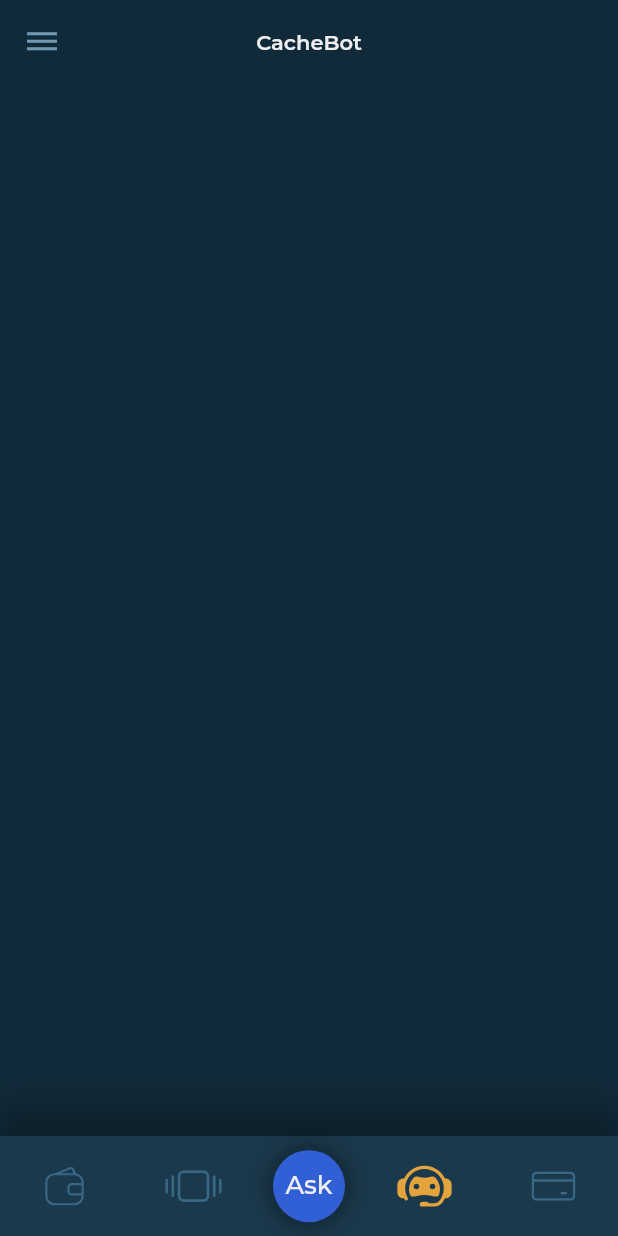
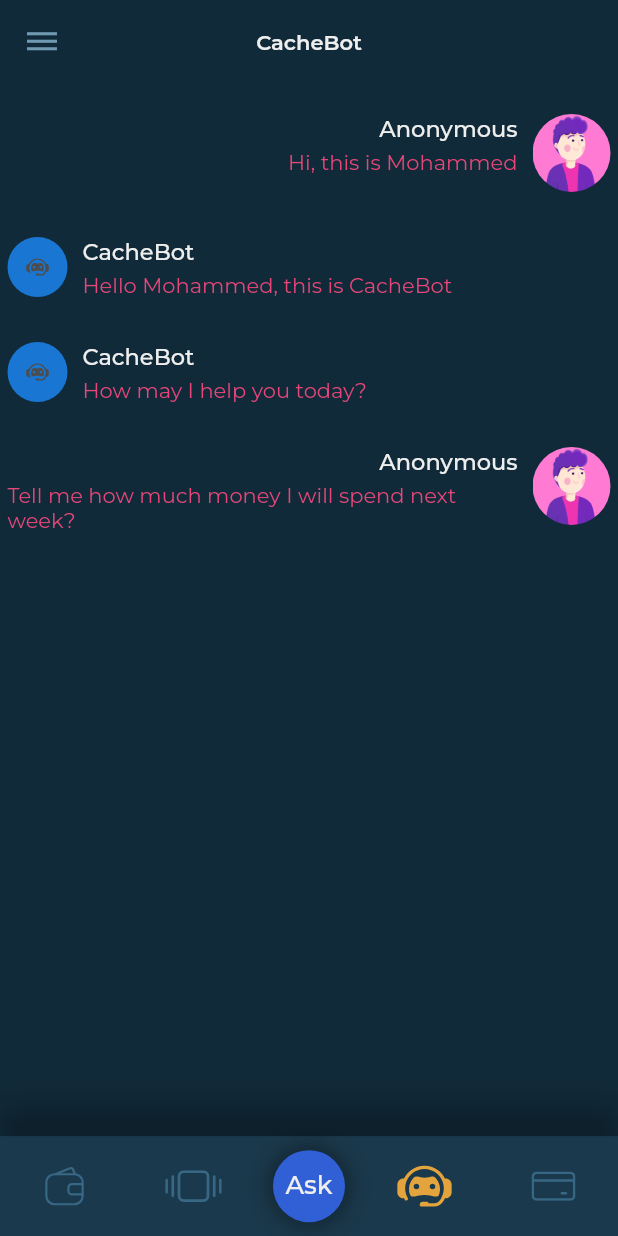
Before and after one commit to kzms-org/cache, a Flutter app: the ChatbotPage screen opened by its route, on a phone screen of 412 x 824 dp. Run offline on Flutter 3.47's test engine with Material 2 defaults, Android fonts, the light colour scheme and no system bars; drawn by our look-alikes of focused_menu; our stand-ins replace cloud_firestore, file_picker, firebase_auth, firebase_core, firebase_storage, flutter_modular and 4 more; missing offline and left inert: cloud_firestore_web, firebase_auth_web, firebase_core_web, firebase_storage_web, google_sign_in_web, image_picker_for_web and 1 more; accounts and stored records are empty; generated files the repository leaves out were written again.

Commit message:
working chatbot page, just need to improve design issues and database connection

```diff
--- a/lib/app/modules/database/database.dart
+++ b/lib/app/modules/database/database.dart
@@ -23,18 +23,29 @@
   Future<void> addUserToDatabase(String email, String username) async{
     print("in addUserToDataBase");
     return await userCollection.doc(uid).set({
+      'uid': this.uid,
      'name': username,
      'email': email,
      'username': username,
      'registerDate': DateTime.now(),
+     'firstName':"",
+     'lastName': "",
+     'DateOfBirth':DateTime.utc(1998,12,2),
     });
   }
 
   // Upload transactions
   Future<void> uploadTransactions() async {
-    // return await transactionsCollection.doc(uid).set({
-    //   'transactionID': ,
-    // });
+    return await transactionsCollection.doc(uid).set({
+      'transactionID': "",
+      'description': "",
+      'transactionType': "",
+      'transactionCategory': "",
+      ''
+      'amount': "",
+    });
   }
 
+
+
 }
--- a/lib/app/modules/wallet/chatbot/chatbot_page.dart
+++ b/lib/app/modules/wallet/chatbot/chatbot_page.dart
@@ -2,7 +2,6 @@
 import 'package:flutter_modular/flutter_modular.dart';
 import 'package:flutter_svg/svg.dart';
 import 'package:focused_menu/modals.dart';
-
 import 'package:google_fonts/google_fonts.dart';
 import 'package:cache/play_ui/play_ui.dart';
 import 'package:cache/play_ui/text_widget/text_widget.dart';
@@ -32,6 +31,13 @@
     ]
   };
   Modal modal = new Modal();
+  final List<ChatMessage> _messages = <ChatMessage>[
+
+    ChatMessage(type: true, name: "Anonymous", text: "Hi, this is Mohammed"),
+    ChatMessage(type: false, name: "CacheBot", text: "Hello Mohammed, this is CacheBot"),
+    ChatMessage(type: false, name: "CacheBot", text: "How may I help you today?"),
+    ChatMessage(type: true, name: "Anonymous", text: "Tell me how much money I will spend next week?"),
+  ];
 
   // NavBar items START....................
   int selectedTab = 3;
@@ -266,10 +272,106 @@
         ),
         centerTitle: true,
       ),
-      body: SingleChildScrollView(
-        child: Column(children: <Widget>[]),
-      ),
+      body: Column(children: <Widget>[
+          Flexible(
+            child: ListView.builder(
+                padding: EdgeInsets.all(5.0),
+                itemBuilder: (_, int index) => _messages[index],
+                itemCount: _messages.length,
+            )
+          ),
+        ]),
       bottomNavigationBar: navBar(),
     );
   }
 }
+
+class ChatMessage extends StatelessWidget {
+  final String text;
+  final String name;
+  final bool type;
+
+  ChatMessage({this.type, this.name, this.text});
+
+  List<Widget> chatbotMessage(BuildContext context){
+    return <Widget>[
+      // for the avatar side
+      Container(
+        margin: const EdgeInsets.only(right: 10),
+        child: CircleAvatar( child:  SvgPicture.asset("assets/chatbot.svg")),
+      ),
+      // For the name and the message side
+      Expanded(
+        child: Column(
+          crossAxisAlignment: CrossAxisAlignment.start,
+          children: <Widget>[
+            Text(
+              this.name,
+              style: GoogleFonts.montserrat(
+                fontSize: 15,
+                fontWeight: FontWeight.w500,
+                color: Color(0xffeeeeee),
+              ),
+            ),
+            Container(
+              margin: const EdgeInsets.only(top:5.0),
+              child: Text(this.text),
+            )
+          ],
+        )
+      ),
+    ];
+  }
+
+  List<Widget> userMessage(BuildContext context){
+    return <Widget>[
+
+      // For the name and the message side
+      Expanded(
+          child: Column(
+            crossAxisAlignment: CrossAxisAlignment.end,
+            children: <Widget>[
+              Text(
+                this.name,
+                style: GoogleFonts.montserrat(
+                  fontSize: 15,
+                  fontWeight: FontWeight.w500,
+                  color: Color(0xffeeeeee),
+                ),
+              ),
+              Container(
+                margin: const EdgeInsets.only(top:5.0),
+                child: Text(this.text),
+              )
+            ],
+          )
+      ),
+      // for the avatar side
+      Container(
+          width: 52.0,
+          height: 52.0,
+        margin: const EdgeInsets.only(left: 10),
+          decoration: new BoxDecoration(
+              shape: BoxShape.circle,
+              image: new DecorationImage(
+                  fit: BoxFit.cover,
+                  image: AssetImage("assets/profilephoto.png")))
+
+
+      ),
+    ];
+  }
+
+  @override
+  Widget build(BuildContext context){
+    return Container(
+      margin: const EdgeInsets.symmetric(vertical: 15.0),
+      child: Row(
+        crossAxisAlignment: CrossAxisAlignment.start,
+        children: this.type ? userMessage(context) : chatbotMessage(context),
+      )
+    );
+  }
+
+
+}
--- a/lib/generated_plugin_registrant.dart
+++ b/lib/generated_plugin_registrant.dart
@@ -9,6 +9,10 @@
 import 'package:firebase_auth_web/firebase_auth_web.dart';
 import 'package:firebase_core_web/firebase_core_web.dart';
 import 'package:firebase_storage_web/firebase_storage_web.dart';
+import 'package:fluttertoast/fluttertoast_web.dart';
+import 'package:google_sign_in_web/google_sign_in_web.dart';
+import 'package:image_picker_for_web/image_picker_for_web.dart';
+import 'package:shared_preferences_web/shared_preferences_web.dart';
 
 import 'package:flutter_web_plugins/flutter_web_plugins.dart';
 
@@ -19,5 +23,9 @@
   FirebaseAuthWeb.registerWith(registrar);
   FirebaseCoreWeb.registerWith(registrar);
   FirebaseStorageWeb.registerWith(registrar);
+  FluttertoastWebPlugin.registerWith(registrar);
+  GoogleSignInPlugin.registerWith(registrar);
+  ImagePickerPlugin.registerWith(registrar);
+  SharedPreferencesPlugin.registerWith(registrar);
   registrar.registerMessageHandler();
 }
--- a/pubspec.yaml
+++ b/pubspec.yaml
@@ -44,6 +44,7 @@
   provider: ^5.0.0
   csv: ^5.0.0
   file_picker: ^3.0.1
+  flutter_chat: ^2.0.1
 
 
 dev_dependencies:
```
Also changed, not shown: lib/app/modules/wallet/chatbot/test.dart (added, +186 -0 lines), 3 other files.
